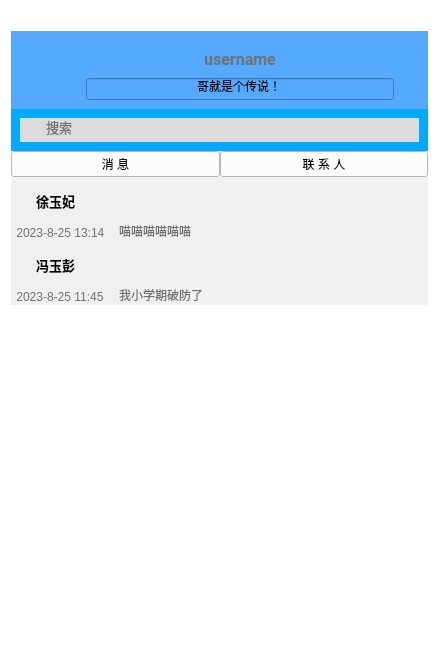
Qt form Client/client.ui (BIT-Linpop-DevTeam/LinpopClientDemo) before a commit.
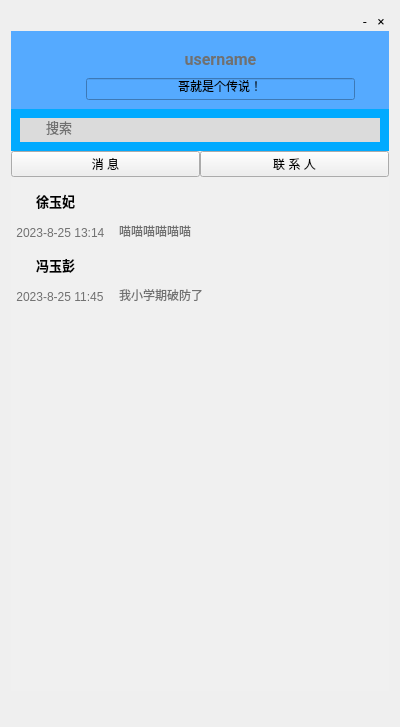
The same form after that commit. The open tabs and pages were chosen to show the change. Icons and pictures are not drawn.

Patch:
```diff
--- a/Client/client.ui
+++ b/Client/client.ui
@@ -6,8 +6,8 @@
    <rect>
     <x>0</x>
     <y>0</y>
-    <width>439</width>
-    <height>666</height>
+    <width>400</width>
+    <height>727</height>
    </rect>
   </property>
   <property name="minimumSize">
@@ -20,7 +20,34 @@
    <string>ListWidget</string>
   </property>
   <property name="styleSheet">
-   <string notr="true">background-color: rgb(255, 255, 255);</string>
+   <string notr="true">
+
+QWidget#scrollAreaWidgetContents_3{background-color: rgb(255, 255, 255,10);
+border-image: url(:/src/GUI/Main.png);
+}
+QWidget#scrollAreaWidgetContents_2{background-color: rgb(255, 255, 255,10);
+border-image: url(:/src/GUI/Main.png);
+}
+QRadioButton{
+        background-color: rgba(240, 240, 240,100);
+        spacing: 25px;
+}
+QRadioButton:hover{
+        background-color: rgba(219, 219, 219,150);
+        spacing: 25px;
+}
+QRadioButton:press{
+        background-color: rgba(219, 219, 219,200);
+        spacing: 25px;
+}
+QLineEdit#msg{
+        background-color: rgba(240, 240, 240,100);
+        spacing: 25px;
+}
+QLineEdit#time{
+        background-color: rgba(240, 240, 240,100);
+        spacing: 25px;
+}</string>
   </property>
   <layout class="QVBoxLayout" name="verticalLayout_2">
    <property name="spacing">
@@ -28,111 +55,6 @@
    </property>
    <item>
     <layout class="QHBoxLayout" name="horizontalLayout_4">
-     <item>
-      <spacer name="horizontalSpacer_2">
-       <property name="font">
-        <font>
-         <family>Roboto</family>
-         <pointsize>10</pointsize>
-        </font>
-       </property>
-       <property name="orientation">
-        <enum>Qt::Horizontal</enum>
-       </property>
-       <property name="sizeType">
-        <enum>QSizePolicy::Fixed</enum>
-       </property>
-       <property name="sizeHint" stdset="0">
-        <size>
-         <width>9</width>
-         <height>20</height>
-        </size>
-       </property>
-      </spacer>
-     </item>
-     <item>
-      <widget class="QPushButton" name="closeButton">
-       <property name="minimumSize">
-        <size>
-         <width>16</width>
-         <height>16</height>
-        </size>
-       </property>
-       <property name="maximumSize">
-        <size>
-         <width>16</width>
-         <height>16</height>
-        </size>
-       </property>
-       <property name="font">
-        <font>
-         <family>Roboto</family>
-         <pointsize>10</pointsize>
-        </font>
-       </property>
-       <property name="styleSheet">
-        <string notr="true">QPushButton{
-    image: url(:/src/GUI/close.png);
-    border-style: outset;
-}
-QPushButton:hover{
-    image: url(:/src/GUI/close_hover.png);
-    border-style: outset;
-}
-QPushButton:pressed{
-    image: url(:/src/GUI/close_hover.png);
-    border-style: outset;
-}
-</string>
-       </property>
-       <property name="text">
-        <string/>
-       </property>
-      </widget>
-     </item>
-     <item>
-      <widget class="QPushButton" name="minimizeButton">
-       <property name="minimumSize">
-        <size>
-         <width>16</width>
-         <height>16</height>
-        </size>
-       </property>
-       <property name="maximumSize">
-        <size>
-         <width>16</width>
-         <height>16</height>
-        </size>
-       </property>
-       <property name="font">
-        <font>
-         <family>Roboto</family>
-         <pointsize>10</pointsize>
-        </font>
-       </property>
-       <property name="styleSheet">
-        <string notr="true">QPushButton{
-    image: url(:/src/GUI/min.png);
-    border-style: outset;
-        border: none;
-}
-QPushButton:hover{
-    image: url(:/src/GUI/min_hover.png);
-    border-style: outset;
-        border: none;
-}
-QPushButton:pressed{
-    image: url(:/src/GUI/min_hover.png);
-    border-style: outset;
-        border: none;
-}
-</string>
-       </property>
-       <property name="text">
-        <string/>
-       </property>
-      </widget>
-     </item>
      <item>
       <spacer name="horizontalSpacer">
        <property name="font">
@@ -152,6 +74,82 @@
        </property>
       </spacer>
      </item>
+     <item>
+      <widget class="QPushButton" name="minimizeButton">
+       <property name="minimumSize">
+        <size>
+         <width>16</width>
+         <height>16</height>
+        </size>
+       </property>
+       <property name="maximumSize">
+        <size>
+         <width>16</width>
+         <height>16</height>
+        </size>
+       </property>
+       <property name="font">
+        <font>
+         <family>Roboto</family>
+         <pointsize>10</pointsize>
+        </font>
+       </property>
+       <property name="styleSheet">
+        <string notr="true">
+QPushButton{
+border-style:none;
+color:rgb(0,0,0);
+}
+QPushButton::hover{
+border-style:none;
+color:rgb(0,0,0);
+background-color: rgba(203, 203, 203, 150);
+}
+</string>
+       </property>
+       <property name="text">
+        <string>-</string>
+       </property>
+      </widget>
+     </item>
+     <item>
+      <widget class="QPushButton" name="closeButton">
+       <property name="minimumSize">
+        <size>
+         <width>16</width>
+         <height>16</height>
+        </size>
+       </property>
+       <property name="maximumSize">
+        <size>
+         <width>16</width>
+         <height>16</height>
+        </size>
+       </property>
+       <property name="font">
+        <font>
+         <family>Roboto</family>
+         <pointsize>10</pointsize>
+        </font>
+       </property>
+       <property name="styleSheet">
+        <string notr="true">
+QPushButton{
+color:rgb(0,0,0);
+border-style:none;
+border-top-right-radius:15px;
+}
+QPushButton::hover{
+color:rgb(255,255,255);
+background-color: rgba(255, 56, 56, 150);
+}
+</string>
+       </property>
+       <property name="text">
+        <string>×</string>
+       </property>
+      </widget>
+     </item>
     </layout>
    </item>
    <item>
@@ -426,8 +424,8 @@
              <rect>
               <x>0</x>
               <y>0</y>
-              <width>419</width>
-              <height>455</height>
+              <width>380</width>
+              <height>516</height>
              </rect>
             </property>
             <property name="sizePolicy">
```
Left out of the diff: 6 changed lines with no effect on the pictures.
